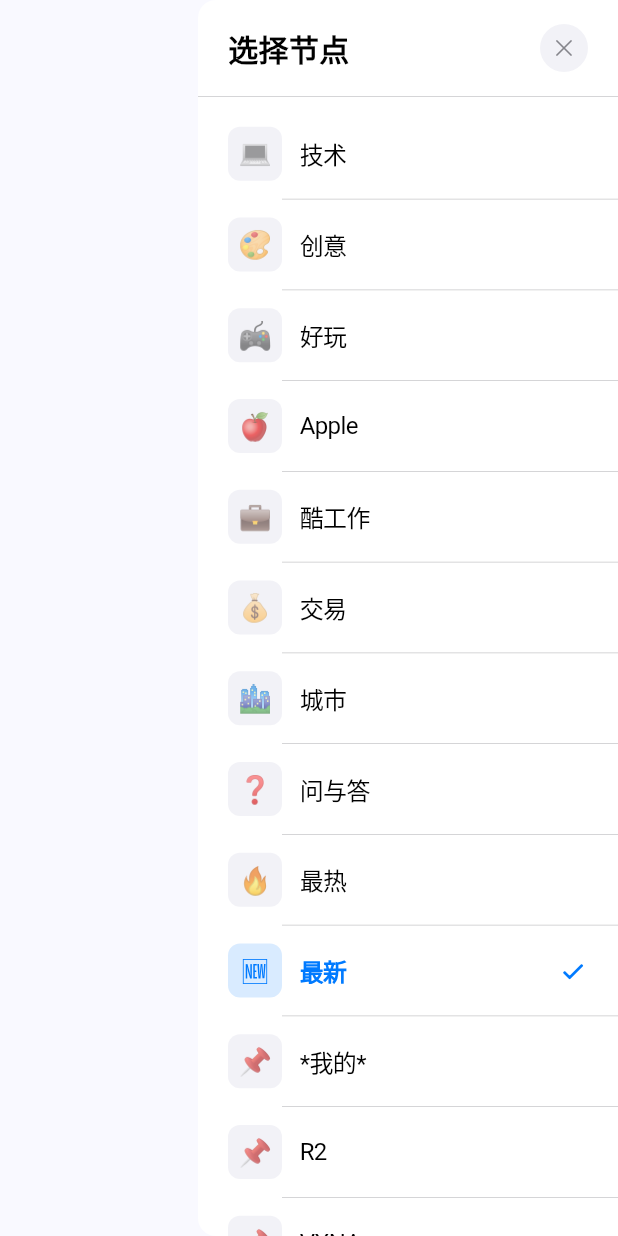
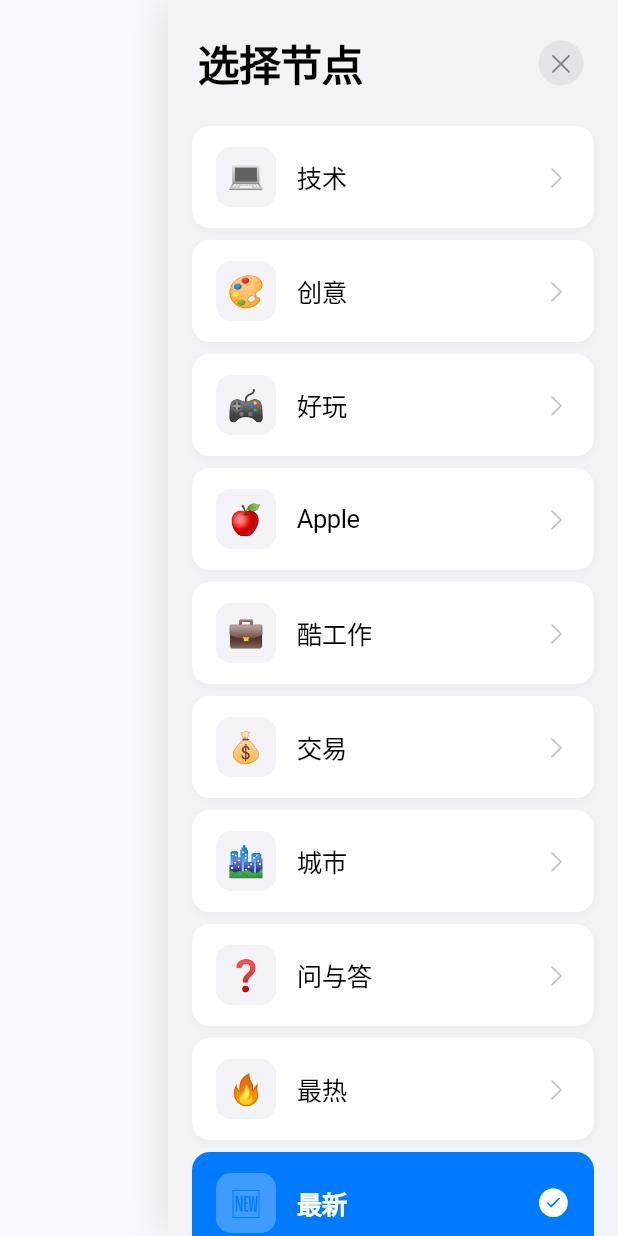
Before and after one commit to adoom2017/v2ex_client, a Flutter app: the NodeSelectorDrawer widget shown alone on an empty page, opened directly, on a phone screen of 412 x 824 dp. Run offline on Flutter 3.47's test engine with Material 3 defaults, Android fonts, the phone set to English and light mode, and no system bars; our stand-ins replace dio, flutter_html, flutter_riverpod, flutter_secure_storage, go_router, logger and 1 more; accounts and stored records are empty; network calls fail.

Commit message:
feat: 优化节点选择抽屉的布局和样式，提升用户交互体验

```diff
--- a/lib/src/widgets/node_selector_drawer.dart
+++ b/lib/src/widgets/node_selector_drawer.dart
@@ -21,32 +21,28 @@ class NodeSelectorDrawer extends ConsumerWidget {
           child: GestureDetector(
             onTap: () {}, // 阻止点击抽屉本身时关闭
             child: Container(
-              width: 280,
+              width: 300,
               height: double.infinity,
-              decoration: const BoxDecoration(
-                color: CupertinoColors.systemBackground,
-                borderRadius: BorderRadius.only(
-                  topLeft: Radius.circular(12),
-                  bottomLeft: Radius.circular(12),
+              decoration: BoxDecoration(
+                color: CupertinoColors.systemGroupedBackground,
+                boxShadow: [
+                  BoxShadow(
+                    color: CupertinoColors.black.withValues(alpha: 0.1),
+                    blurRadius: 20,
+                    offset: const Offset(-5, 0),
                   ),
+                ],
               ),
               child: SafeArea(
                 child: Column(
-                  crossAxisAlignment: CrossAxisAlignment.start,
                   children: [
                     // 标题栏
                     Container(
-                      padding: const EdgeInsets.symmetric(
-                        horizontal: 20,
-                        vertical: 16,
-                      ),
-                      decoration: const BoxDecoration(
-                        border: Border(
-                          bottom: BorderSide(
-                            color: CupertinoColors.separator,
-                            width: 0.5,
-                          ),
-                        ),
+                      padding: const EdgeInsets.only(
+                        left: 20,
+                        right: 16,
+                        top: 20,
+                        bottom: 12,
                       ),
                       child: Row(
                         mainAxisAlignment: MainAxisAlignment.spaceBetween,
@@ -54,25 +50,25 @@ class NodeSelectorDrawer extends ConsumerWidget {
                           const Text(
                             '选择节点',
                             style: TextStyle(
-                              fontSize: 20,
-                              fontWeight: FontWeight.w600,
+                              fontSize: 28,
+                              fontWeight: FontWeight.bold,
                               color: CupertinoColors.label,
+                              letterSpacing: -0.5,
                             ),
                           ),
                           CupertinoButton(
                             padding: EdgeInsets.zero,
                             onPressed: () => Navigator.of(context).pop(),
-                            minimumSize: Size(32, 32),
                             child: Container(
-                              width: 32,
-                              height: 32,
+                              width: 30,
+                              height: 30,
                               decoration: BoxDecoration(
-                                color: CupertinoColors.systemGrey6,
-                                borderRadius: BorderRadius.circular(16),
+                                color: CupertinoColors.tertiarySystemFill,
+                                borderRadius: BorderRadius.circular(15),
                               ),
                               child: const Icon(
                                 CupertinoIcons.xmark,
-                                size: 16,
+                                size: 18,
                                 color: CupertinoColors.secondaryLabel,
                               ),
                             ),
@@ -82,87 +78,111 @@ class NodeSelectorDrawer extends ConsumerWidget {
                     ),
                     // 节点列表
                     Expanded(
-                      child: ListView.separated(
-                        padding: const EdgeInsets.symmetric(vertical: 8),
+                      child: CupertinoScrollbar(
+                        child: ListView.builder(
+                          padding: const EdgeInsets.symmetric(
+                            horizontal: 16,
+                            vertical: 8,
+                          ),
                           itemCount: officialNodes.length,
-                        separatorBuilder: (context, index) => Container(
-                          height: 0.5,
-                          color: CupertinoColors.separator,
-                          margin: const EdgeInsets.only(left: 56),
-                        ),
                           itemBuilder: (context, index) {
                             final groupNode = officialNodes[index];
                             final isSelected = groupNode.key == selectedNode;
 
-                          return CupertinoButton(
+                            return Padding(
+                              padding: const EdgeInsets.only(bottom: 8),
+                              child: CupertinoButton(
                                 padding: EdgeInsets.zero,
                                 onPressed: () {
                                   LogService.userAction(
                                     'Node changed',
                                     {'from': selectedNode, 'to': groupNode.key},
                                   );
-                              ref.read(selectedNodeProvider.notifier).state =
-                                  groupNode.key;
+                                  ref
+                                      .read(selectedNodeProvider.notifier)
+                                      .state = groupNode.key;
                                   Navigator.of(context).pop();
                                 },
                                 child: Container(
                                   padding: const EdgeInsets.symmetric(
-                                horizontal: 20,
-                                vertical: 12,
+                                    horizontal: 16,
+                                    vertical: 14,
+                                  ),
+                                  decoration: BoxDecoration(
+                                    color: isSelected
+                                        ? CupertinoColors.systemBlue
+                                        : CupertinoColors.systemBackground,
+                                    borderRadius: BorderRadius.circular(12),
+                                    boxShadow: [
+                                      if (!isSelected)
+                                        BoxShadow(
+                                          color: CupertinoColors.black
+                                              .withValues(alpha: 0.03),
+                                          blurRadius: 4,
+                                          offset: const Offset(0, 2),
+                                        ),
+                                    ],
                                   ),
                                   child: Row(
                                     children: [
                                       // 图标
                                       Container(
-                                    width: 36,
-                                    height: 36,
+                                        width: 40,
+                                        height: 40,
                                         decoration: BoxDecoration(
                                           color: isSelected
-                                          ? CupertinoColors.systemBlue
-                                              .withValues(alpha: 0.15)
+                                              ? CupertinoColors.white
+                                                  .withValues(alpha: 0.25)
                                               : CupertinoColors.systemGrey6,
-                                      borderRadius: BorderRadius.circular(8),
+                                          borderRadius:
+                                              BorderRadius.circular(10),
                                         ),
                                         child: Center(
                                           child: Text(
                                             _getNodeIcon(groupNode.key),
-                                        style: TextStyle(
-                                          fontSize: 18,
-                                          color: isSelected
-                                              ? CupertinoColors.systemBlue
-                                              : CupertinoColors.secondaryLabel,
+                                            style:
+                                                const TextStyle(fontSize: 20),
                                           ),
                                         ),
                                       ),
-                                  ),
-                                  const SizedBox(width: 12),
+                                      const SizedBox(width: 14),
                                       // 节点名称
                                       Expanded(
                                         child: Text(
                                           groupNode.name,
                                           style: TextStyle(
-                                        fontSize: 16,
+                                            fontSize: 17,
                                             fontWeight: isSelected
                                                 ? FontWeight.w600
                                                 : FontWeight.w400,
                                             color: isSelected
-                                            ? CupertinoColors.systemBlue
+                                                ? CupertinoColors.white
                                                 : CupertinoColors.label,
+                                            letterSpacing: -0.3,
                                           ),
                                         ),
                                       ),
                                       // 选中标记
                                       if (isSelected)
                                         const Icon(
-                                      CupertinoIcons.checkmark_alt,
-                                      size: 20,
-                                      color: CupertinoColors.systemBlue,
+                                          CupertinoIcons
+                                              .checkmark_alt_circle_fill,
+                                          size: 22,
+                                          color: CupertinoColors.white,
+                                        )
+                                      else
+                                        const Icon(
+                                          CupertinoIcons.chevron_right,
+                                          size: 18,
+                                          color: CupertinoColors.tertiaryLabel,
                                         ),
                                     ],
                                   ),
                                 ),
+                              ),
                             );
                           },
+                        ),
                       ),
                     ),
                   ],
```
Lines whose indentation alone changed are shown as unchanged.
